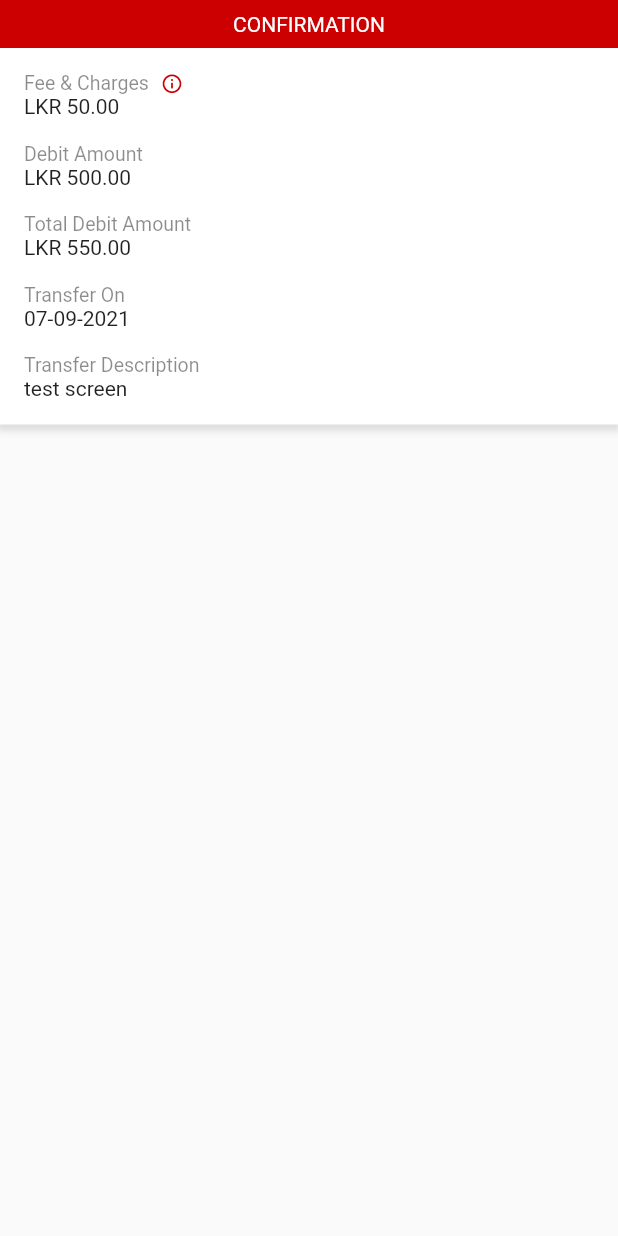
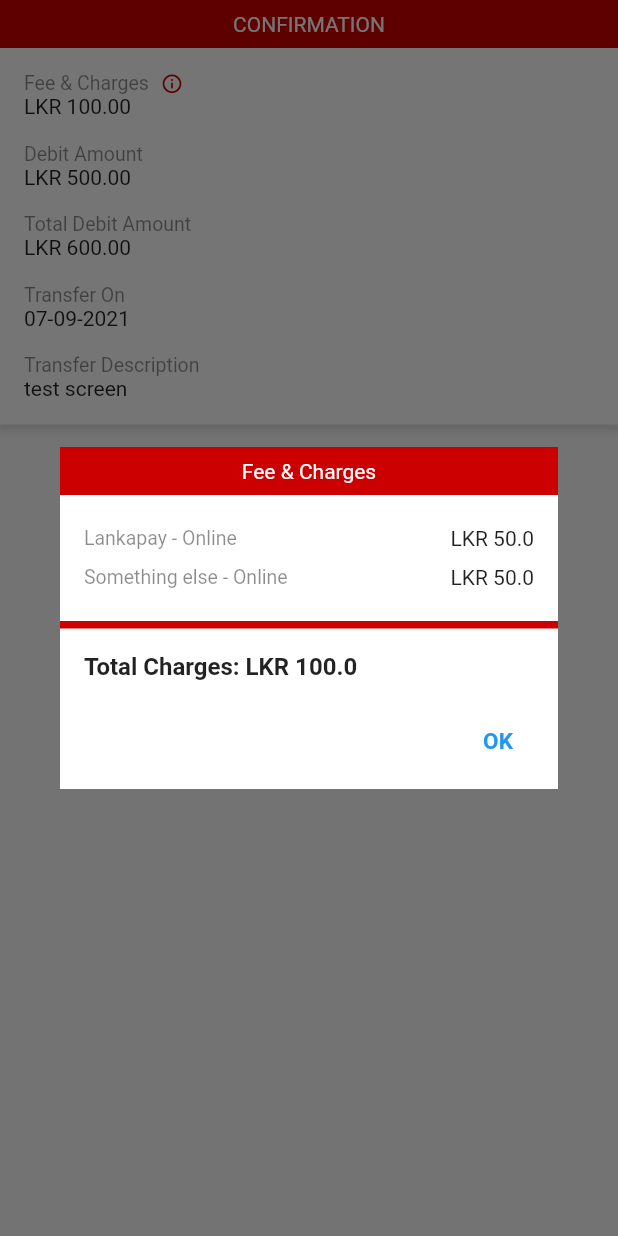
Before and after one commit to AzzimFarid69/security_test, a Flutter app: the Confirmation widget shown alone on an empty page, opened directly, after a tap on "Fee & Charges", on a phone screen of 412 x 824 dp. Run offline on Flutter 3.47's test engine with Material 2 defaults, Android fonts, the light colour scheme and no system bars; our stand-ins replace device_info_plus, flutter_secure_storage, validators; missing offline and left inert: dart_ipify, encrypt, new_version, safe_device; accounts and stored records are empty.

Commit message:
Add Fee & Charges dialog template

```diff
--- a/lib/base/base_stateful.dart
+++ b/lib/base/base_stateful.dart
@@ -12,7 +12,6 @@ abstract class BaseStateful<T extends StatefulWidget> extends State<T> {
   Widget getFloatingActionButton();
   Widget getBottomNavigation();
   Widget getChildView();
-  bool isImageHeader = false;
 
   Future<bool> _onWillPop() async {
     return backTap(context) ?? false;
@@ -29,7 +28,8 @@ abstract class BaseStateful<T extends StatefulWidget> extends State<T> {
       onWillPop: _onWillPop,
       child: Scaffold(
         appBar: AppBar(
-          centerTitle: isImageHeader,
+          iconTheme: IconThemeData(color: Theme.of(context).accentColor),
+          centerTitle: true,
           toolbarHeight: 70,
           flexibleSpace: Container(
             child: Column(
--- a/lib/common/api/session_timer.dart
+++ b/lib/common/api/session_timer.dart
@@ -25,7 +25,7 @@ class SessionTimer {
         } else {
           print('TEST :::: timer is done');
           CustomDialog.generalDialog(
-            mContext: context,
+            context: context,
             title: "Session Timeout",
             content: 'Opps! your session is up. proceed logout',
             onProceed: () async {
--- a/lib/common/utils/utils.dart
+++ b/lib/common/utils/utils.dart
@@ -65,7 +65,7 @@ class Utils {
 
     if (_securityModel.isJailBroken == true) {
       CustomDialog.generalDialog(
-        mContext: context,
+        context: context,
         title: "Environmental Risk!",
         content: 'Your phone has been rooted, please exit the app and fix the risk!',
         onProceed: closeApp,
--- a/lib/common/widget/custom_dialog.dart
+++ b/lib/common/widget/custom_dialog.dart
@@ -1,8 +1,11 @@
 import 'package:flutter/material.dart';
+import 'package:security_test/models/month_model.dart';
+
+import 'custom_widget.dart';
 
 class CustomDialog {
   static Future generalDialog({
-    BuildContext mContext,
+    BuildContext context,
     String title,
     String content,
     String cancelText,
@@ -12,9 +15,9 @@ class CustomDialog {
     bool barrierDismissible: true,
   }) {
     return showGeneralDialog(
-      context: mContext,
+      context: context,
       barrierDismissible: barrierDismissible,
-      barrierLabel: MaterialLocalizations.of(mContext).modalBarrierDismissLabel,
+      barrierLabel: MaterialLocalizations.of(context).modalBarrierDismissLabel,
       transitionDuration: const Duration(milliseconds: 180),
       transitionBuilder: (context, a1, a2, widget) {
         return Transform.scale(
@@ -63,4 +66,79 @@ class CustomDialog {
       pageBuilder: (context, anim1, anim2) => null,
     );
   }
+
+  static feesAndCharges(
+    BuildContext context, {
+    String title,
+    List<FeesAndCharges> generalList,
+  }) {
+    return showDialog(
+        context: context,
+        builder: (BuildContext context) {
+          return Dialog(
+            elevation: 0,
+            backgroundColor: Colors.transparent,
+            child: Container(
+              color: Colors.white,
+              child: Column(
+                crossAxisAlignment: CrossAxisAlignment.start,
+                mainAxisSize: MainAxisSize.min,
+                children: [
+                  Container(
+                    color: Theme.of(context).accentColor,
+                    width: double.infinity,
+                    padding: EdgeInsets.all(8.0),
+                    child: Text(
+                      title ?? "",
+                      textAlign: TextAlign.center,
+                      style: TextStyle(color: Colors.white),
+                    ),
+                  ),
+                  Padding(
+                    padding: const EdgeInsets.all(16.0),
+                    child: Column(
+                      crossAxisAlignment: CrossAxisAlignment.start,
+                      children: generalList != null
+                          ? generalList.map((entry) {
+                              return CustomWidget.generalList(
+                                context,
+                                title: entry.item,
+                                value: entry.value,
+                              );
+                            }).toList()
+                          : Container(),
+                    ),
+                  ),
+                  SizedBox(
+                    height: 5,
+                    child: Container(
+                      color: Theme.of(context).accentColor,
+                    ),
+                  ),
+                  Padding(
+                    padding: const EdgeInsets.all(16.0),
+                    child: Text(
+                      "Total Charges: LKR ${(generalList != null && generalList.isNotEmpty ? generalList.map((item) => item.value).reduce((item1, item2) => item1 + item2) : 0.00)}",
+                      style: TextStyle(fontSize: 16.0, fontWeight: FontWeight.bold),
+                    ),
+                  ),
+                  Align(
+                    alignment: Alignment.bottomRight,
+                    child: Padding(
+                      padding: const EdgeInsets.only(bottom: 8.0, right: 8.0),
+                      child: TextButton(
+                        onPressed: () => Navigator.of(context).pop(),
+                        child: Text(
+                          'OK',
+                          style: TextStyle(fontSize: 15, fontWeight: FontWeight.bold),
+                        ),
+                      ),
+                    ),
+                  ),
+                ],
+              ),
+            ),
+          );
+        });
+  }
 }
--- a/lib/common/widget/custom_widget.dart
+++ b/lib/common/widget/custom_widget.dart
@@ -49,8 +49,41 @@ class CustomWidget {
     );
   }
 
-  static Widget generalListView(BuildContext context,
-      {int index, String title, String description, bool isInfo, Function onTap}) {
+  static Widget generalList(
+    BuildContext context, {
+    String title,
+    double value,
+  }) {
+    return Container(
+      color: Colors.white,
+      width: double.infinity,
+      padding: EdgeInsets.symmetric(vertical: 5.0),
+      child: Column(
+        crossAxisAlignment: CrossAxisAlignment.start,
+        children: [
+          Row(
+            mainAxisAlignment: MainAxisAlignment.spaceBetween,
+            children: [
+              Text(
+                title ?? '',
+                style: TextStyle(color: Colors.black45, fontSize: 13.0),
+              ),
+              Text(value != null ? 'LKR $value' : ''),
+            ],
+          ),
+        ],
+      ),
+    );
+  }
+
+  static Widget generalListView(
+    BuildContext context, {
+    int index,
+    String title,
+    String description,
+    bool isInfo,
+    Function onTap,
+  }) {
     return GestureDetector(
       onTap: () => onTap(index),
       child: Container(
--- a/lib/models/month_model.dart
+++ b/lib/models/month_model.dart
@@ -2,9 +2,17 @@ class GeneralModel {
   final String name;
   final String description;
   final bool isBool;
+  final List<FeesAndCharges> feesAndCharges;
 
-  GeneralModel({this.name, this.description, this.isBool = false});
+  GeneralModel({this.name, this.description, this.isBool = false, this.feesAndCharges});
 
   @override
   String toString() => "GeneralModel(name='$name', description='$description, isBool=$isBool)";
 }
+
+class FeesAndCharges {
+  final String item;
+  final double value;
+
+  FeesAndCharges({this.item, this.value});
+}
--- a/lib/ui/Confirmation.dart
+++ b/lib/ui/Confirmation.dart
@@ -1,4 +1,5 @@
 import 'package:flutter/material.dart';
+import 'package:security_test/common/widget/custom_dialog.dart';
 import 'package:security_test/common/widget/custom_widget.dart';
 import 'package:security_test/models/month_model.dart';
 
@@ -11,14 +12,21 @@ class Confirmation extends StatefulWidget {
 
 class _ConfirmationState extends State<Confirmation> {
   var test = [
-    GeneralModel(name: 'Fee & Charges', description: 'LKR 50.00', isBool: true),
+    GeneralModel(name: 'Fee & Charges', description: 'LKR 100.00', isBool: true, feesAndCharges: [
+      FeesAndCharges(item: "Lankapay - Online", value: 50),
+      FeesAndCharges(item: "Something else - Online", value: 50),
+    ]),
     GeneralModel(name: 'Debit Amount', description: 'LKR 500.00'),
-    GeneralModel(name: 'Total Debit Amount', description: 'LKR 550.00'),
+    GeneralModel(name: 'Total Debit Amount', description: 'LKR 600.00'),
     GeneralModel(name: 'Transfer On', description: '07-09-2021'),
     GeneralModel(name: 'Transfer Description', description: 'test screen'),
   ];
 
   void onListClick(int index) {
+    if (test[index].isBool == true) {
+      CustomDialog.feesAndCharges(context,
+          title: test[index].name, generalList: test[index].feesAndCharges);
+    }
     print(test[index].toString());
   }
 
--- a/lib/ui/page_1.dart
+++ b/lib/ui/page_1.dart
@@ -11,9 +11,6 @@ class PageOne extends StatefulWidget {
 }
 
 class _PageOneState extends BaseStateful<PageOne> {
-  @override
-  bool get isImageHeader => true;
-
   @override
   List<Widget> getAction() => null;
 
```
